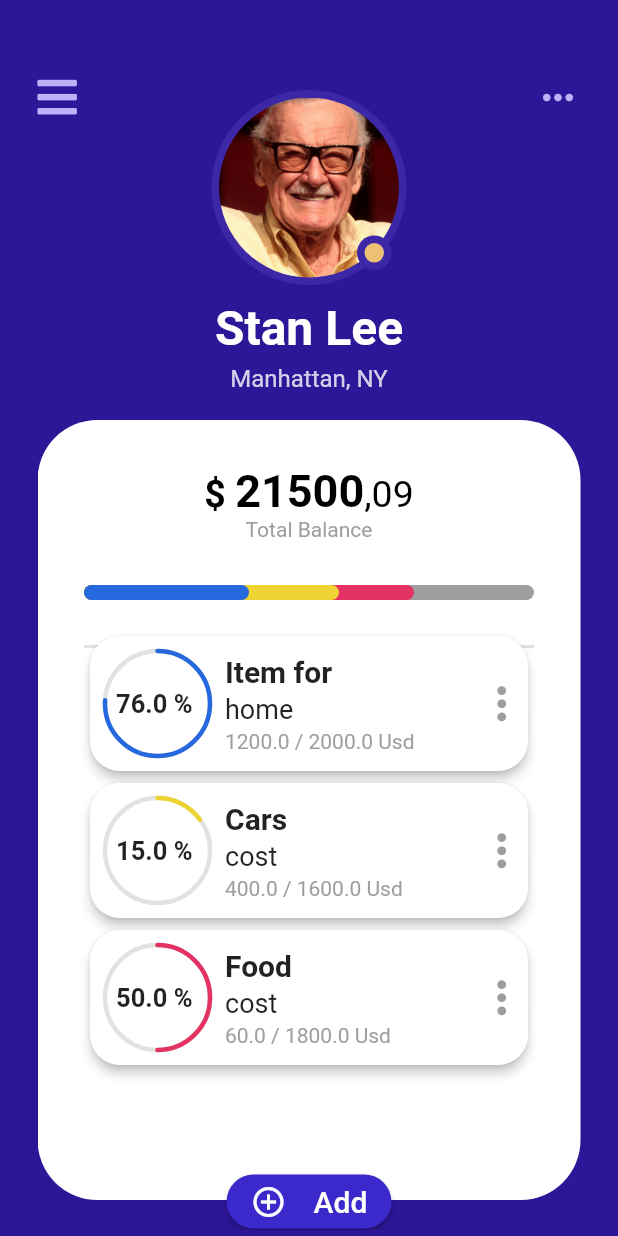
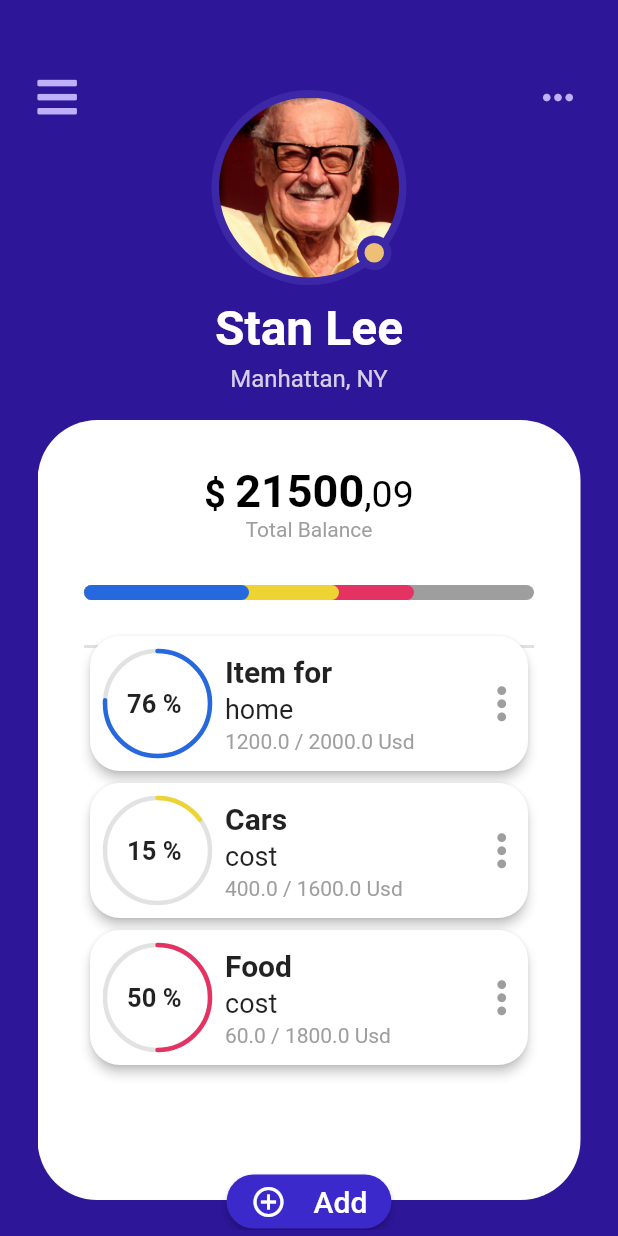
Before and after one commit to hernan74/dise-o_app_balances, a Flutter app: the InformacionPage screen opened by its route, on a phone screen of 412 x 824 dp. Run offline on Flutter 3.47's test engine with Material 2 defaults, Android fonts, the phone set to English and light mode, and no system bars; our stand-ins replace animate_do, font_awesome_flutter.

Commit message:
se termino el diseno

```diff
--- a/lib/src/pages/home_page.dart
+++ b/lib/src/pages/home_page.dart
@@ -103,8 +103,8 @@ class _CuadroBalancePrincipal extends StatelessWidget {
     return Positioned(
       top: 0,
       child: Container(
-        width: 342.0,
-        height: 180.0,
+        width: MediaQuery.of(context).size.width - 50,
+        height: 183.0,
         decoration: BoxDecoration(
             color: Colors.white, borderRadius: BorderRadius.circular(30.0)),
         child: Padding(
--- a/lib/src/widget/item_resumen_diario.dart
+++ b/lib/src/widget/item_resumen_diario.dart
@@ -1,3 +1,4 @@
+import 'package:animate_do/animate_do.dart';
 import 'package:ejemplo_diseno/src/widget/icono_personalizado.dart';
 import 'package:flutter/material.dart';
 
@@ -23,7 +24,9 @@ class ItemResumenDiario extends StatelessWidget {
       : super(key: key);
   @override
   Widget build(BuildContext context) {
-    return Container(
+    return FadeIn(
+      duration: Duration(seconds: 1),
+      child: Container(
         width: 200,
         height: 70,
         child: Row(
@@ -66,6 +69,7 @@ class ItemResumenDiario extends StatelessWidget {
             )
           ],
         ),
+      ),
     );
   }
 }
--- a/lib/src/widget/item_resumen_gastos.dart
+++ b/lib/src/widget/item_resumen_gastos.dart
@@ -1,3 +1,4 @@
+import 'package:animate_do/animate_do.dart';
 import 'package:ejemplo_diseno/src/widget/radial_progress.dart';
 import 'package:flutter/material.dart';
 
@@ -21,7 +22,9 @@ class ItemResumenGasto extends StatelessWidget {
 
   @override
   Widget build(BuildContext context) {
-    return Card(
+    return FadeIn(
+      duration: Duration(seconds: 1),
+      child: Card(
         elevation: 3,
         shape: RoundedRectangleBorder(
           borderRadius: BorderRadius.circular(20),
@@ -50,6 +53,7 @@ class ItemResumenGasto extends StatelessWidget {
               color: Colors.grey,
             )
           ],
+        ),
       ),
     );
   }
--- a/lib/src/widget/radial_progress.dart
+++ b/lib/src/widget/radial_progress.dart
@@ -3,7 +3,7 @@ import 'dart:math';
 import 'package:flutter/material.dart';
 
 class RadialProgress extends StatefulWidget {
-  final porcentaje;
+  final double porcentaje;
   final Color colorPrimario;
   final Color colorSecundario;
   final double grosorPrimario;
@@ -27,14 +27,14 @@ class RadialProgress extends StatefulWidget {
 class _RadialProgressState extends State<RadialProgress>
     with SingleTickerProviderStateMixin {
   AnimationController controller;
-  double porcentajeAnterior;
+  Animation<double> porcentaje;
 
   @override
   void initState() {
-    porcentajeAnterior = widget.porcentaje;
     controller = new AnimationController(
-        vsync: this, duration: Duration(milliseconds: 200));
+        vsync: this, duration: Duration(milliseconds: 1500));
 
+    porcentaje = Tween(begin: 0.0, end: widget.porcentaje).animate(controller);
     super.initState();
   }
 
@@ -48,24 +48,24 @@ class _RadialProgressState extends State<RadialProgress>
   Widget build(BuildContext context) {
     controller.forward(from: 0.0);
 
-    final diferenciaAnimar = widget.porcentaje - porcentajeAnterior;
-    porcentajeAnterior = widget.porcentaje;
-
     return AnimatedBuilder(
       animation: controller,
       builder: (BuildContext context, Widget child) {
         return Stack(
           alignment: Alignment.center,
           children: [
-            if (widget.muestraTextoPorcentaje) Text('${widget.porcentaje} % ',style: TextStyle(fontSize: 17,fontWeight: FontWeight.bold),),
+            if (widget.muestraTextoPorcentaje)
+              Text(
+                '${porcentaje.value.truncate()} % ',
+                style: TextStyle(fontSize: 17, fontWeight: FontWeight.bold),
+              ),
             Container(
               padding: EdgeInsets.all(10),
               width: widget.size,
               height: widget.size,
               child: CustomPaint(
                 painter: _MiRadialProgress(
-                    (widget.porcentaje - diferenciaAnimar) +
-                        (diferenciaAnimar * controller.value),
+                    porcentaje.value,
                     widget.colorPrimario,
                     widget.colorSecundario,
                     widget.grosorPrimario,
--- a/lib/src/widget/total_balance.dart
+++ b/lib/src/widget/total_balance.dart
@@ -14,7 +14,7 @@ class TotalBalance extends StatelessWidget {
     return Hero(
       tag: 'totalBalance',
       child: Container(
-        width: 200,
+        width: 250,
         height: 70,
         child: Column(
           mainAxisSize: MainAxisSize.min,
```
Lines whose indentation alone changed are shown as unchanged.
